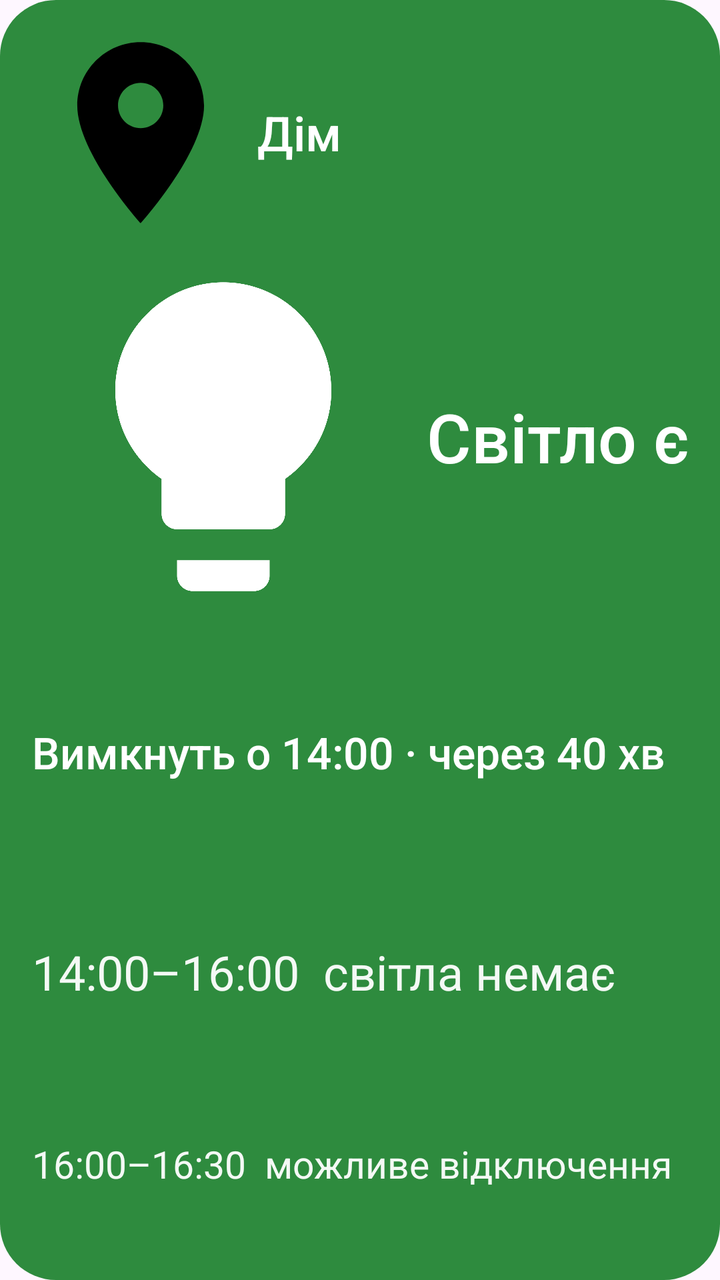
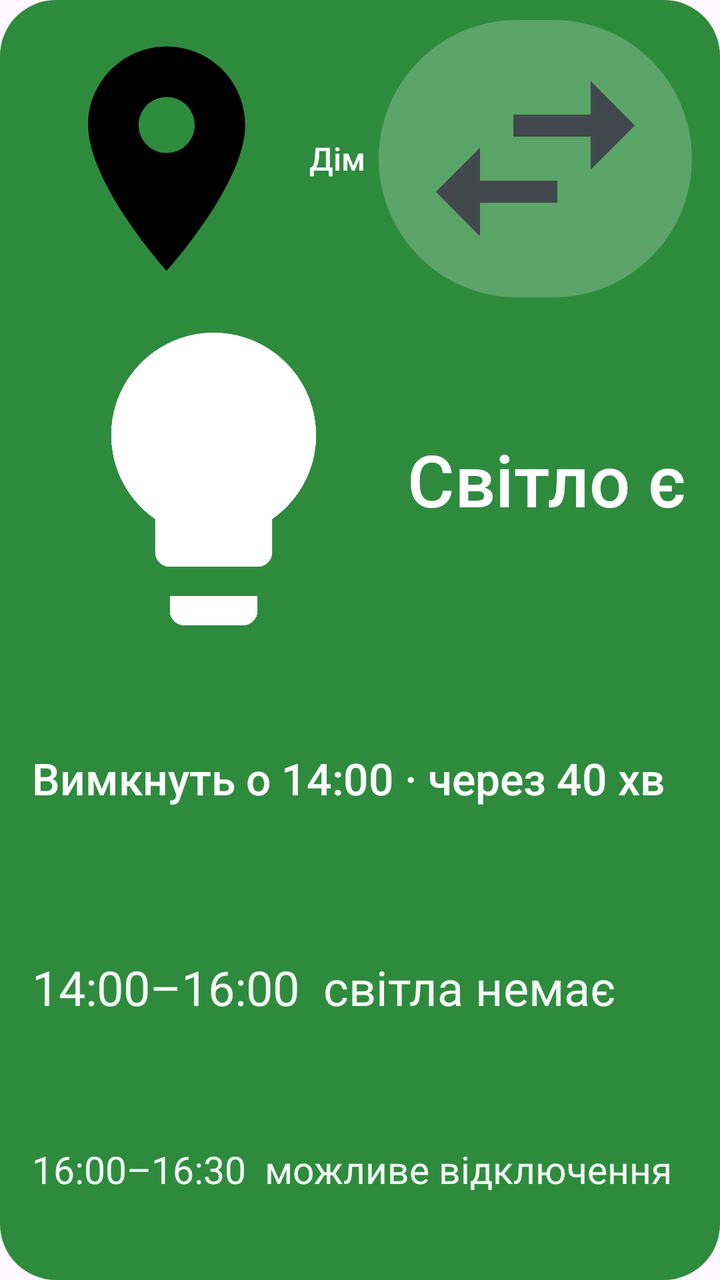

An Android layout rendered at two revisions. The XML below is the earlier revision; the diff shows what the commit changed to produce the second picture.
<!-- AndroidManifest.xml: application theme AppTheme -->
<!-- res/layout/widget_power.xml -->
<?xml version="1.0" encoding="utf-8"?>
<LinearLayout xmlns:android="http://schemas.android.com/apk/res/android"
    android:id="@+id/w_root"
    android:layout_width="match_parent"
    android:layout_height="match_parent"
    android:background="@drawable/wbg_on"
    android:orientation="vertical"
    android:paddingStart="16dp"
    android:paddingTop="10dp"
    android:paddingEnd="14dp"
    android:paddingBottom="10dp">

    <LinearLayout
        android:layout_width="match_parent"
        android:layout_height="0dp"
        android:layout_weight="2"
        android:gravity="center_vertical"
        android:orientation="horizontal">

        <ImageView
            android:id="@+id/w_pin"
            android:layout_width="wrap_content"
            android:layout_height="match_parent"
            android:adjustViewBounds="true"
            android:contentDescription="@null"
            android:paddingTop="2dp"
            android:paddingBottom="2dp"
            android:src="@drawable/ic_place" />

        <TextView
            android:id="@+id/w_address"
            android:layout_width="0dp"
            android:layout_height="match_parent"
            android:layout_marginStart="4dp"
            android:layout_weight="1"
            android:autoSizeMaxTextSize="24dp"
            android:autoSizeMinTextSize="10dp"
            android:autoSizeStepGranularity="1dp"
            android:autoSizeTextType="uniform"
            android:fontFamily="sans-serif-medium"
            android:gravity="center_vertical"
            android:maxLines="1"
            android:text="Дім"
            android:textColor="#FFFFFFFF" />
    </LinearLayout>

    <LinearLayout
        android:layout_width="match_parent"
        android:layout_height="0dp"
        android:layout_weight="3.4"
        android:gravity="center_vertical"
        android:orientation="horizontal">

        <ImageView
            android:id="@+id/w_icon"
            android:layout_width="wrap_content"
            android:layout_height="match_parent"
            android:adjustViewBounds="true"
            android:contentDescription="@null"
            android:padding="3dp"
            android:src="@drawable/ic_status_on" />

        <TextView
            android:id="@+id/w_status"
            android:layout_width="0dp"
            android:layout_height="match_parent"
            android:layout_marginStart="6dp"
            android:layout_weight="1"
            android:autoSizeMaxTextSize="48dp"
            android:autoSizeMinTextSize="12dp"
            android:autoSizeStepGranularity="1dp"
            android:autoSizeTextType="uniform"
            android:fontFamily="sans-serif-medium"
            android:gravity="center_vertical"
            android:maxLines="1"
            android:text="Світло є"
            android:textColor="#FFFFFFFF" />
    </LinearLayout>

    <TextView
        android:id="@+id/w_detail"
        android:layout_width="match_parent"
        android:layout_height="0dp"
        android:layout_weight="2.2"
        android:autoSizeMaxTextSize="30dp"
        android:autoSizeMinTextSize="10dp"
        android:autoSizeStepGranularity="1dp"
        android:autoSizeTextType="uniform"
        android:fontFamily="sans-serif-medium"
        android:gravity="center_vertical"
        android:maxLines="1"
        android:text="Вимкнуть о 14:00 · через 40 хв"
        android:textColor="#FFFFFFFF" />

    <TextView
        android:id="@+id/w_row1"
        android:layout_width="match_parent"
        android:layout_height="0dp"
        android:layout_weight="1.7"
        android:autoSizeMaxTextSize="24dp"
        android:autoSizeMinTextSize="9dp"
        android:autoSizeStepGranularity="1dp"
        android:autoSizeTextType="uniform"
        android:gravity="center_vertical"
        android:maxLines="1"
        android:text="14:00–16:00  світла немає"
        android:textColor="#F2FFFFFF" />

    <TextView
        android:id="@+id/w_row2"
        android:layout_width="match_parent"
        android:layout_height="0dp"
        android:layout_weight="1.7"
        android:autoSizeMaxTextSize="24dp"
        android:autoSizeMinTextSize="9dp"
        android:autoSizeStepGranularity="1dp"
        android:autoSizeTextType="uniform"
        android:gravity="center_vertical"
        android:maxLines="1"
        android:text="16:00–16:30  можливе відключення"
        android:textColor="#F2FFFFFF" />
</LinearLayout>
<!-- resources referenced by this layout -->
<resources>
  <!-- drawable ic_place (drawable) -->
  <?xml version="1.0" encoding="utf-8"?>
  <vector xmlns:android="http://schemas.android.com/apk/res/android"
      android:width="24dp"
      android:height="24dp"
      android:viewportWidth="24"
      android:viewportHeight="24">
      <path android:fillColor="#FF000000" android:pathData="M12,2C8.13,2 5,5.13 5,9c0,5.25 7,13 7,13s7,-7.75 7,-13c0,-3.87 -3.13,-7 -7,-7zM12,11.5c-1.38,0 -2.5,-1.12 -2.5,-2.5s1.12,-2.5 2.5,-2.5 2.5,1.12 2.5,2.5 -1.12,2.5 -2.5,2.5z" />
  </vector>
  <!-- drawable ic_status_on (drawable) -->
  <?xml version="1.0" encoding="utf-8"?>
  <vector xmlns:android="http://schemas.android.com/apk/res/android"
      android:width="24dp"
      android:height="24dp"
      android:viewportWidth="24"
      android:viewportHeight="24">
      <path android:fillColor="@color/st_on_content" android:pathData="M9,21c0,0.55 0.45,1 1,1h4c0.55,0 1,-0.45 1,-1v-1H9V21zM12,2C8.14,2 5,5.14 5,9c0,2.38 1.19,4.47 3,5.74V17c0,0.55 0.45,1 1,1h6c0.55,0 1,-0.45 1,-1v-2.26c1.81,-1.27 3,-3.36 3,-5.74C19,5.14 15.86,2 12,2z" />
  </vector>
  <!-- drawable wbg_on (drawable) -->
  <?xml version="1.0" encoding="utf-8"?>
  <shape xmlns:android="http://schemas.android.com/apk/res/android" android:shape="rectangle">
      <solid android:color="@color/st_on_container" />
      <corners android:radius="26dp" />
  </shape>
  <style name="AppTheme" parent="Theme.Material3.DayNight.NoActionBar">
          <item name="android:statusBarColor">?attr/colorSurface</item>
          <item name="android:windowLightStatusBar">@bool/light_bars</item>
      </style>
  <color name="st_on_content">#FFFFFF</color>
  <color name="st_on_container">#2E8B3E</color>
</resources>

<!-- the commit's change to res/layout/widget_power.xml (unified diff, before → after) -->
@@ -11,9 +11,10 @@
     android:paddingBottom="10dp">
 
     <LinearLayout
+        android:id="@+id/w_header"
         android:layout_width="match_parent"
         android:layout_height="0dp"
-        android:layout_weight="2"
+        android:layout_weight="2.6"
         android:gravity="center_vertical"
         android:orientation="horizontal">
 
@@ -42,6 +43,20 @@
             android:maxLines="1"
             android:text="Дім"
             android:textColor="#FFFFFFFF" />
+
+        <ImageView
+            android:id="@+id/w_switch"
+            android:layout_width="wrap_content"
+            android:layout_height="match_parent"
+            android:layout_marginStart="6dp"
+            android:adjustViewBounds="true"
+            android:background="@drawable/switch_pill_light"
+            android:contentDescription="Інша адреса"
+            android:paddingStart="12dp"
+            android:paddingTop="3dp"
+            android:paddingEnd="12dp"
+            android:paddingBottom="3dp"
+            android:src="@drawable/ic_swap" />
     </LinearLayout>
 
     <LinearLayout
<!-- resource entries referenced after the edit -->
@@ -18,6 +18,21 @@
       android:viewportHeight="24">
       <path android:fillColor="@color/st_on_content" android:pathData="M9,21c0,0.55 0.45,1 1,1h4c0.55,0 1,-0.45 1,-1v-1H9V21zM12,2C8.14,2 5,5.14 5,9c0,2.38 1.19,4.47 3,5.74V17c0,0.55 0.45,1 1,1h6c0.55,0 1,-0.45 1,-1v-2.26c1.81,-1.27 3,-3.36 3,-5.74C19,5.14 15.86,2 12,2z" />
   </vector>
+  <!-- drawable ic_swap (drawable) -->
+  <?xml version="1.0" encoding="utf-8"?>
+  <vector xmlns:android="http://schemas.android.com/apk/res/android"
+      android:width="24dp"
+      android:height="24dp"
+      android:viewportWidth="24"
+      android:viewportHeight="24">
+      <path android:fillColor="@color/widget_sub" android:pathData="M6.99,11L3,15l3.99,4v-3H14v-2H6.99v-3zM21,9l-3.99,-4v3H10v2h7.01v3L21,9z" />
+  </vector>
+  <!-- drawable switch_pill_light (drawable) -->
+  <?xml version="1.0" encoding="utf-8"?>
+  <shape xmlns:android="http://schemas.android.com/apk/res/android" android:shape="rectangle">
+      <solid android:color="#38FFFFFF" />
+      <corners android:radius="100dp" />
+  </shape>
   <!-- drawable wbg_on (drawable) -->
   <?xml version="1.0" encoding="utf-8"?>
   <shape xmlns:android="http://schemas.android.com/apk/res/android" android:shape="rectangle">
@@ -29,6 +44,7 @@
           <item name="android:windowLightStatusBar">@bool/light_bars</item>
       </style>
   <color name="st_on_content">#FFFFFF</color>
+  <color name="widget_sub">#44474F</color>
   <color name="st_on_container">#2E8B3E</color>
 </resources>
 
